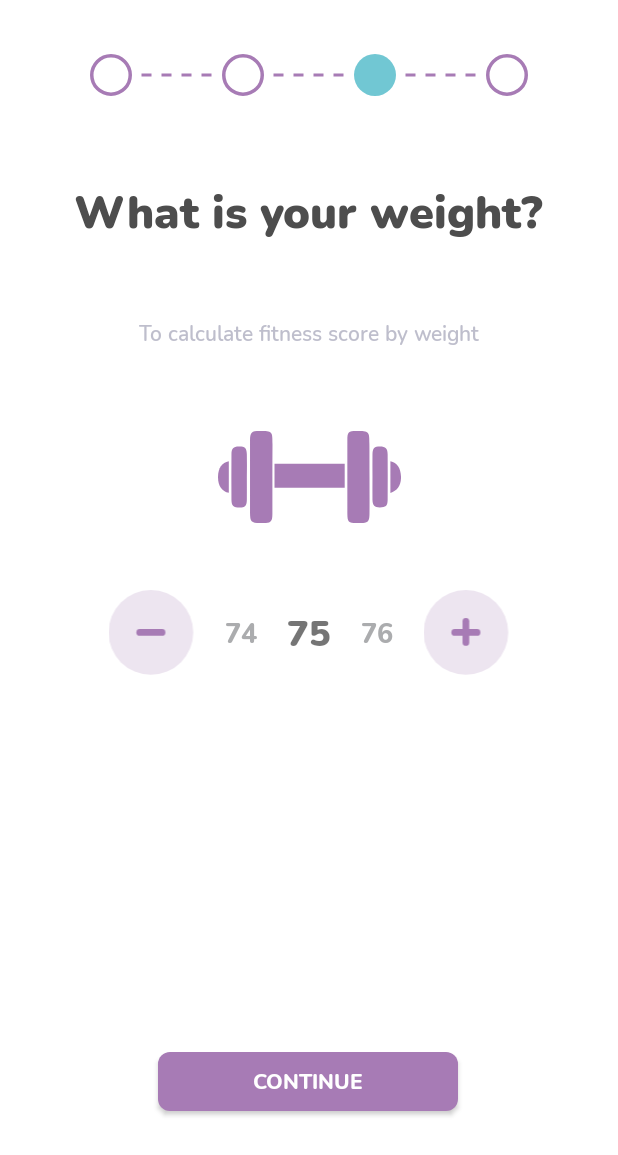
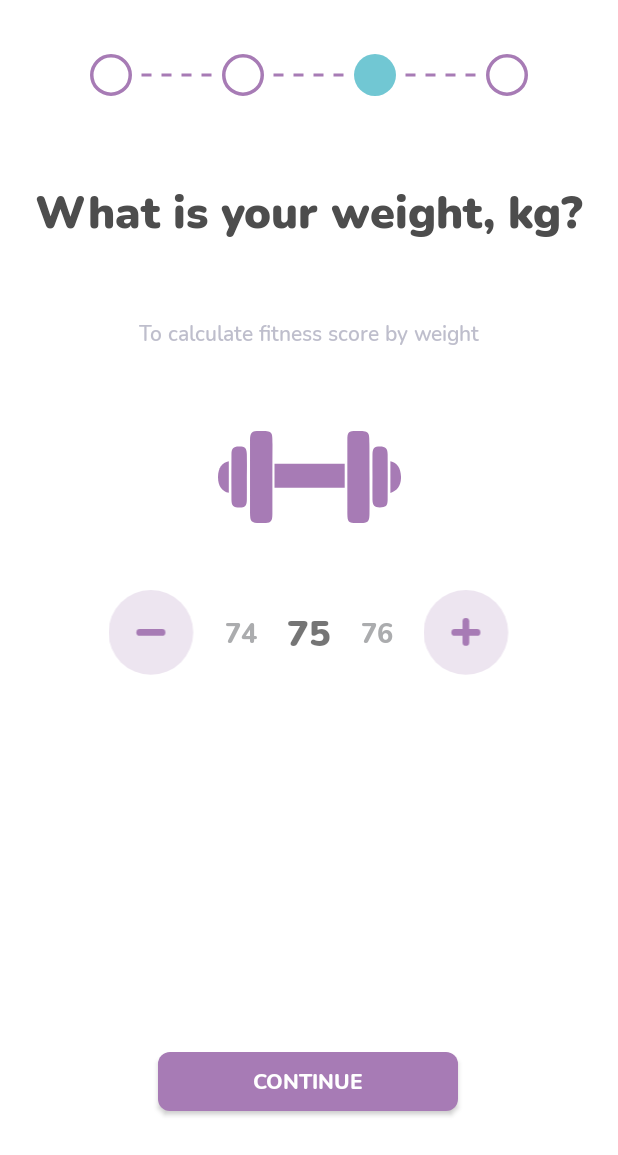
Before and after one commit to feelsoftware/FeelFine, an Android app built with Jetpack Compose: the WeightFragment screen opened through its navigation route, on a phone screen of 412 x 824 dp. Shown: the top 1155 px of the screen. Run offline under Robolectric (Android 15) with nearby library versions, the phone set to English and light mode, and no system bars; our stand-ins replace RxJava, Timber.

Commit message:
Weight step for Onboarding screen in Compose

```diff
--- /dev/null
+++ b/app/src/main/res/drawable/bg_onboarding_weight.xml
@@ -0,0 +1,30 @@
+<vector xmlns:android="http://schemas.android.com/apk/res/android"
+    android:width="122dp"
+    android:height="61dp"
+    android:viewportWidth="122"
+    android:viewportHeight="61">
+    <group>
+        <clip-path android:pathData="M0,0h122v61h-122z" />
+        <path
+            android:fillColor="#A77BB5"
+            android:pathData="M36.261,30.535C36.261,38.683 36.261,46.83 36.261,54.978C36.261,59.937 35.201,61 30.394,61.071C21.347,61.071 21.347,61.071 21.347,51.79C21.347,36.699 21.347,21.608 21.347,6.447C21.347,0.992 22.336,0.071 27.708,0.071C36.331,0.071 36.331,0.071 36.331,8.998C36.261,16.153 36.261,23.309 36.261,30.535Z" />
+        <path
+            android:fillColor="#A77BB5"
+            android:pathData="M101.007,30.606C101.007,38.612 101.078,46.618 101.007,54.694C100.936,60.15 100.017,61.071 94.645,61.071C86.305,61.071 86.234,61.071 86.234,52.569C86.234,37.124 86.234,21.679 86.234,6.235C86.234,0.708 86.941,0.071 92.242,0.071C100.724,0.071 100.936,0.212 100.936,8.714C101.007,15.941 100.936,23.238 101.007,30.606C100.936,30.606 100.936,30.606 101.007,30.606Z" />
+        <path
+            android:fillColor="#A77BB5"
+            android:pathData="M84.467,37.691C68.775,37.691 53.366,37.691 37.674,37.691C37.674,32.307 37.674,27.206 37.674,21.679C53.154,21.679 68.704,21.679 84.467,21.679C84.467,27.064 84.467,32.236 84.467,37.691Z" />
+        <path
+            android:fillColor="#A77BB5"
+            android:pathData="M19.226,30.535C19.226,35.566 19.297,40.667 19.226,45.697C19.155,49.594 17.954,50.727 14.49,50.727C10.32,50.727 9.048,49.664 8.977,45.697C8.906,35.566 8.906,25.434 8.977,15.303C8.977,11.548 10.32,10.273 13.783,10.273C17.954,10.202 19.085,11.194 19.226,15.374C19.367,20.404 19.297,25.434 19.226,30.535C19.297,30.535 19.297,30.535 19.226,30.535Z" />
+        <path
+            android:fillColor="#A77BB5"
+            android:pathData="M102.986,30.252C102.986,25.293 102.915,20.333 102.986,15.374C103.127,11.265 104.188,10.273 108.005,10.273C111.751,10.273 113.023,11.477 113.094,15.374C113.165,25.505 113.165,35.637 113.094,45.768C113.023,49.664 111.822,50.656 107.863,50.656C104.329,50.656 103.127,49.593 102.986,45.768C102.915,40.596 102.986,35.424 102.986,30.252Z" />
+        <path
+            android:fillColor="#A77BB5"
+            android:pathData="M7.21,41.021C2.403,39.958 -0.071,36.132 0,30.323C0.141,24.513 2.545,20.9 7.21,20.05C7.21,27.064 7.21,34.007 7.21,41.021Z" />
+        <path
+            android:fillColor="#A77BB5"
+            android:pathData="M114.932,19.979C119.455,20.971 121.788,24.442 122,30.11C122.212,35.636 119.667,39.746 114.932,41.092C114.932,34.078 114.932,27.135 114.932,19.979Z" />
+    </group>
+</vector>
--- a/app/src/main/res/layout/fragment_wage.xml
+++ b/app/src/main/res/layout/fragment_wage.xml
@@ -40,7 +40,7 @@
         android:layout_height="wrap_content"
         android:layout_marginTop="10dp"
         android:layout_marginBottom="10dp"
-        android:src="@drawable/ic_wage"
+        android:src="@drawable/bg_onboarding_weight"
         app:layout_constraintBottom_toTopOf="@+id/scoreContainer"
         app:layout_constraintEnd_toEndOf="parent"
         app:layout_constraintStart_toStartOf="parent"
--- a/app/src/main/res/values/strings.xml
+++ b/app/src/main/res/values/strings.xml
@@ -13,7 +13,7 @@
     <string name="onboarding_gender_label">To calculate fitness score by gender</string>
     <string name="gender_male">Male</string>
     <string name="gender_female">Female</string>
-    <string name="onboarding_weight_title">What is your weight?</string>
+    <string name="onboarding_weight_title">What is your weight, kg?</string>
     <string name="onboarding_weight_label">To calculate fitness score by weight</string>
     <string name="onboarding_birthday_title">What is your birthday?</string>
     <string name="onboarding_birthday_label">To calculate fitness scope by age</string>
```
Also changed, not shown: app/src/main/java/com/feelsoftware/feelfine/ui/onboarding/OnboardingContent.kt (+6 -2 lines), app/src/main/java/com/feelsoftware/feelfine/ui/onboarding/OnboardingStep.kt (+5 -2 lines), app/src/main/java/com/feelsoftware/feelfine/ui/onboarding/OnboardingViewModel.kt (+15 -1 lines), app/src/main/java/com/feelsoftware/feelfine/ui/onboarding/OnboardingWeightContent.kt (added, +277 -0 lines).
